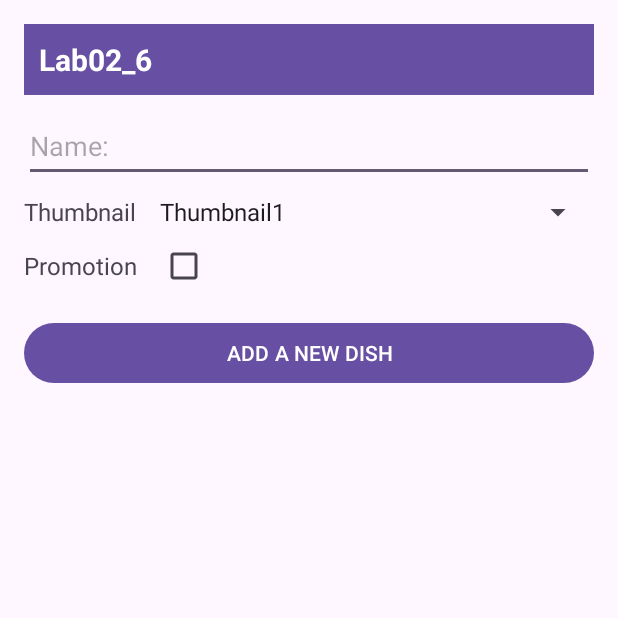
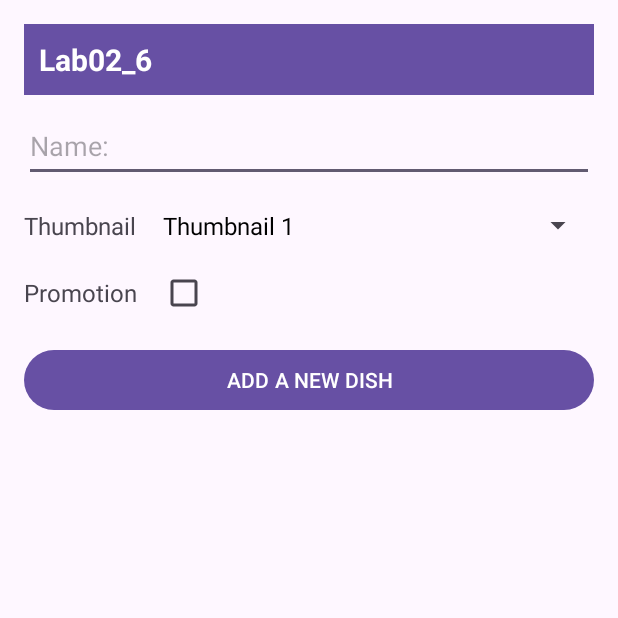
Before and after one commit to boakang/Lab02-25, an Android app: the screen it shows after launch (MainActivity), on a phone screen of 412 x 824 dp, the top half of it. Run offline under Robolectric (Android 15) with nearby library versions, the phone set to English and light mode, and no system bars.

Commit message:
da them chuc nang

```diff
--- a/app/src/main/java/com/example/th25/MainActivity.java
+++ b/app/src/main/java/com/example/th25/MainActivity.java
@@ -3,7 +3,6 @@ package com.example.th25;
 import android.os.Bundle;
 import android.view.View;
 import android.widget.AdapterView;
-import android.widget.ArrayAdapter;
 import android.widget.Button;
 import android.widget.CheckBox;
 import android.widget.EditText;
@@ -14,6 +13,7 @@ import android.widget.Toast;
 import androidx.appcompat.app.AppCompatActivity;
 
 import java.util.ArrayList;
+import java.util.Arrays;
 import java.util.List;
 
 public class MainActivity extends AppCompatActivity {
@@ -25,7 +25,7 @@ public class MainActivity extends AppCompatActivity {
 
     private List<Dish> dishList;
     private DishAdapter dishAdapter;
-    private ThumbnailType selectedThumbnail = ThumbnailType.Thumbnail1; // Mặc định
+    private ThumbnailType selectedThumbnail; // Thumbnail được chọn
 
     @Override
     protected void onCreate(Bundle savedInstanceState) {
@@ -44,23 +44,24 @@ public class MainActivity extends AppCompatActivity {
         dishAdapter = new DishAdapter(this, dishList);
         gridViewDishes.setAdapter(dishAdapter);
 
-        // Thiết lập Adapter cho Spinner
-        ArrayAdapter<ThumbnailType> adapter = new ArrayAdapter<>(
-                this, android.R.layout.simple_spinner_item, ThumbnailType.values()
-        );
-        adapter.setDropDownViewResource(android.R.layout.simple_spinner_dropdown_item);
+        // Thiết lập Adapter cho Spinner (hiển thị cả ảnh và tên)
+        // Thiết lập Adapter cho Spinner (Hiển thị tên, Dropdown hiển thị ảnh)
+        // Khởi tạo Adapter cho Spinner
+        ThumbnailAdapter adapter = new ThumbnailAdapter(this, Arrays.asList(ThumbnailType.values()));
         spinnerThumbnail.setAdapter(adapter);
+
+
 
         // Xử lý sự kiện khi chọn thumbnail từ Spinner
         spinnerThumbnail.setOnItemSelectedListener(new AdapterView.OnItemSelectedListener() {
             @Override
             public void onItemSelected(AdapterView<?> parent, View view, int position, long id) {
-                selectedThumbnail = (ThumbnailType) parent.getItemAtPosition(position);
+                selectedThumbnail = ThumbnailType.values()[position]; // Lấy thumbnail theo vị trí
             }
 
             @Override
             public void onNothingSelected(AdapterView<?> parent) {
-                selectedThumbnail = ThumbnailType.Thumbnail1;
+                selectedThumbnail = ThumbnailType.Thumbnail1; // Mặc định
             }
         });
 
@@ -83,6 +84,7 @@ public class MainActivity extends AppCompatActivity {
             edtDishName.setText("");
             chkPromotion.setChecked(false);
             spinnerThumbnail.setSelection(0);
+            Toast.makeText(this, "Added successfully", Toast.LENGTH_SHORT).show();
         });
     }
 
--- a/app/src/main/java/com/example/th25/ThumbnailType.java
+++ b/app/src/main/java/com/example/th25/ThumbnailType.java
@@ -19,4 +19,9 @@ public enum ThumbnailType {
     public int getImg() {
         return img;
     }
+
+    @Override
+    public String toString() {
+        return name;
+    }
 }
--- /dev/null
+++ b/app/src/main/res/layout/item_thumbnail_simple.xml
@@ -0,0 +1,8 @@
+<?xml version="1.0" encoding="utf-8"?>
+<TextView xmlns:android="http://schemas.android.com/apk/res/android"
+    android:id="@+id/txtThumbnailName"
+    android:layout_width="match_parent"
+    android:layout_height="wrap_content"
+    android:padding="10dp"
+    android:textSize="16sp"
+    android:textColor="#000000"/>
```
Also changed, not shown: app/src/main/java/com/example/th25/ThumbnailAdapter.java (+17 -33 lines), app/src/main/res/layout/item_dish.xml (+1 -8 lines), app/src/main/res/layout/item_thumbnail.xml (+9 -10 lines), app/src/main/res/layout/item_thumbnail_spinner.xml (added, +23 -0 lines).
